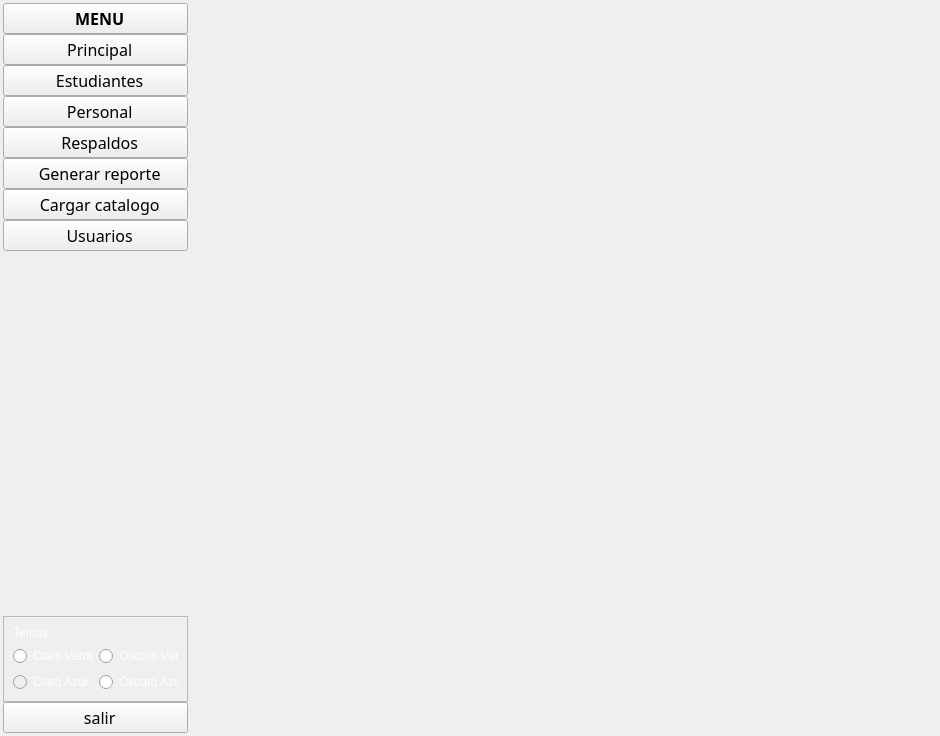
The window that recursos_graficos_y_logicos/elementos_graficos_ui/pantalla_principal.ui (Enmanuel-86/TELA-APP) describes before a commit, drawn with Qt 5.
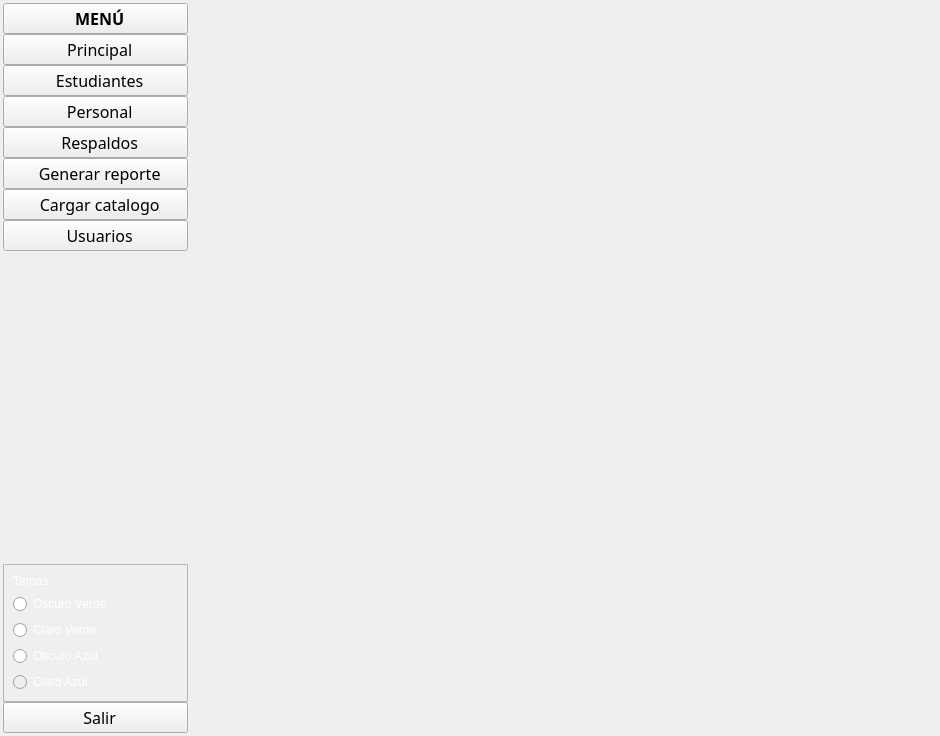
The same window after the commit. Icons and pictures are not drawn.

```diff
--- a/recursos_graficos_y_logicos/elementos_graficos_ui/pantalla_principal.ui
+++ b/recursos_graficos_y_logicos/elementos_graficos_ui/pantalla_principal.ui
@@ -119,7 +119,7 @@
            <string notr="true"/>
           </property>
           <property name="text">
-           <string>  MENU</string>
+           <string>  MENÚ</string>
           </property>
           <property name="icon">
            <iconset resource="../recursos_de_imagenes_tela_app.qrc">
@@ -502,8 +502,8 @@
           <property name="frameShadow">
            <enum>QFrame::Raised</enum>
           </property>
-          <layout class="QGridLayout" name="gridLayout_2">
-           <item row="0" column="0">
+          <layout class="QVBoxLayout" name="verticalLayout">
+           <item>
             <widget class="QLabel" name="label">
              <property name="text">
               <string>Temas</string>
@@ -513,21 +513,28 @@
              </property>
             </widget>
            </item>
-           <item row="1" column="0">
-            <widget class="QRadioButton" name="radioButton_claro_verde">
-             <property name="text">
-              <string>Claro Verde</string>
-             </property>
-            </widget>
-           </item>
-           <item row="1" column="1">
+           <item>
             <widget class="QRadioButton" name="radioButton_oscuro_verde">
              <property name="text">
               <string>Oscuro Verde</string>
              </property>
             </widget>
            </item>
-           <item row="2" column="0">
+           <item>
+            <widget class="QRadioButton" name="radioButton_claro_verde">
+             <property name="text">
+              <string>Claro Verde</string>
+             </property>
+            </widget>
+           </item>
+           <item>
+            <widget class="QRadioButton" name="radioButton_oscuro_azul">
+             <property name="text">
+              <string>Oscuro Azul</string>
+             </property>
+            </widget>
+           </item>
+           <item>
             <widget class="QRadioButton" name="radioButton_claro_azul">
              <property name="enabled">
               <bool>false</bool>
@@ -537,13 +544,6 @@
              </property>
             </widget>
            </item>
-           <item row="2" column="1">
-            <widget class="QRadioButton" name="radioButton_oscuro_azul">
-             <property name="text">
-              <string>Oscuro Azul</string>
-             </property>
-            </widget>
-           </item>
           </layout>
          </widget>
         </item>
@@ -561,7 +561,7 @@
            <string notr="true"/>
           </property>
           <property name="text">
-           <string>  salir</string>
+           <string>  Salir</string>
           </property>
           <property name="icon">
            <iconset resource="../recursos_de_imagenes_tela_app.qrc">
```
